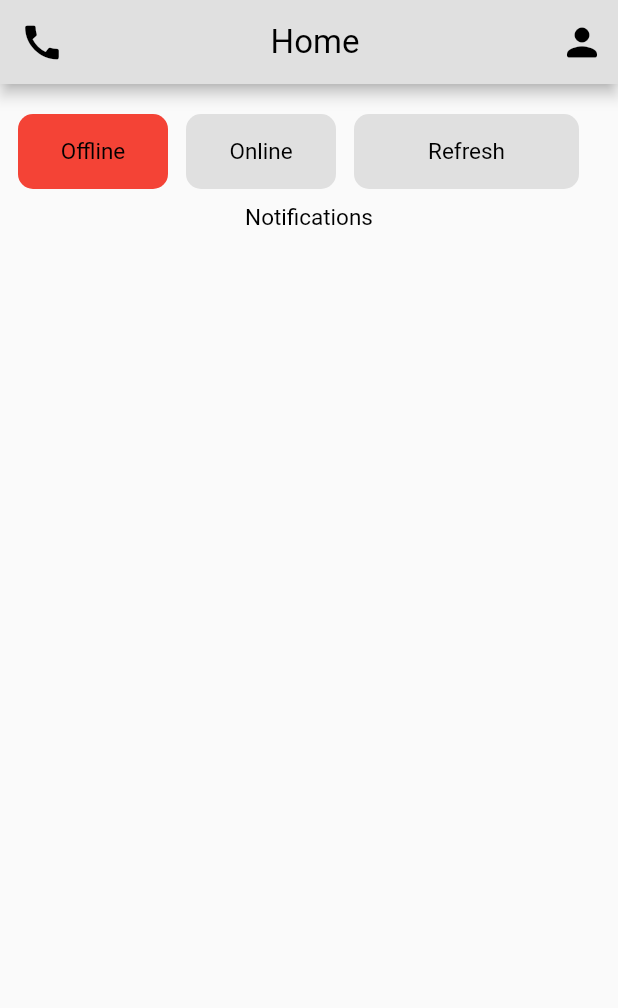
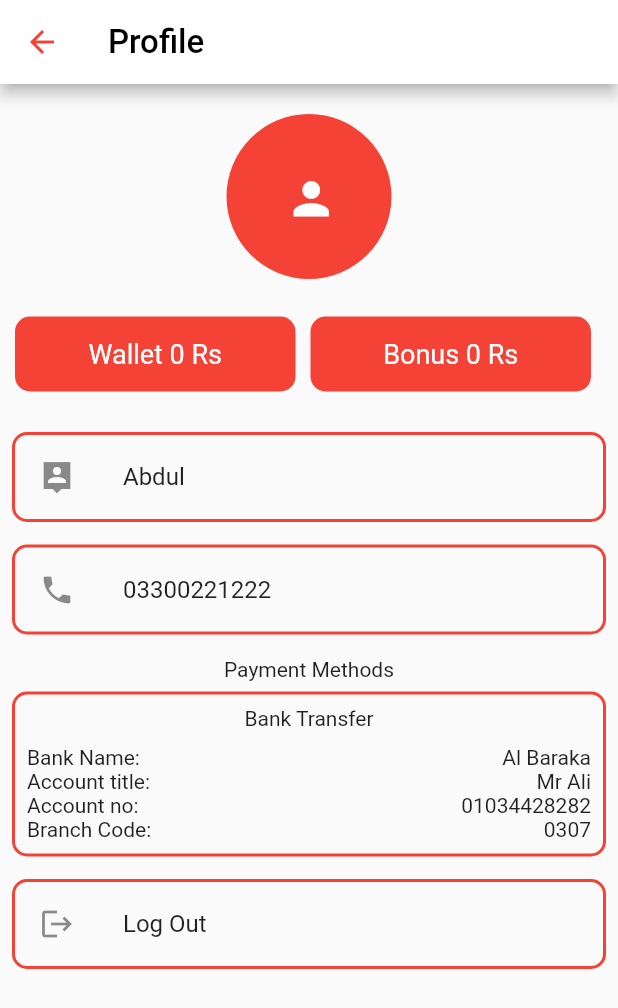
Before and after one commit to MoeenSheikh/handyman_tech, a Flutter app: the HomePage screen opened directly, after a tap on the "person" icon, on a phone screen of 412 x 824 dp. Shown: the top 1008 px of the screen. Run offline on Flutter 3.47's test engine with Material 2 defaults, Android fonts, the phone set to English and light mode, and no system bars; Roboto replaces fonts that are missing (padaloma.regular).

Commit message:
Profile page UI

```diff
--- a/lib/ui/home/home_page.dart
+++ b/lib/ui/home/home_page.dart
@@ -1,6 +1,8 @@
 import 'package:flutter/material.dart';
 import 'package:handyman_tech/components/component_sized_box.dart';
 import 'package:handyman_tech/components/component_text_widgets.dart';
+import 'package:handyman_tech/ui/home/profile_page.dart';
+import 'package:handyman_tech/ui/home/tabbar_screen.dart';
 class HomePage extends StatefulWidget {
   const HomePage({Key key}) : super(key: key);
 
@@ -20,6 +22,9 @@ class _HomePageState extends State<HomePage> {
 
         actions: [
           IconButton(onPressed: (){
+            Navigator.push(
+                context,
+                MaterialPageRoute(builder: (context) => ProfilePage()));
 
           },
               icon: Icon(Icons.person_rounded,size: 30,color: Colors.black,))
--- /dev/null
+++ b/lib/ui/home/profile_page.dart
@@ -0,0 +1,194 @@
+import 'package:flutter/material.dart';
+class ProfilePage extends StatefulWidget {
+  const ProfilePage({Key key}) : super(key: key);
+
+  @override
+  _ProfilePageState createState() => _ProfilePageState();
+}
+
+class _ProfilePageState extends State<ProfilePage> {
+  @override
+  Widget build(BuildContext context) {
+    return Scaffold(
+      appBar: AppBar(
+        iconTheme: IconThemeData(color: Colors.red),
+        title: Text("Profile",
+            style: TextStyle(
+              color: Colors.black,
+              fontSize: 22
+            ),),
+
+        backgroundColor: Colors.white,
+      ),
+      body: SingleChildScrollView(
+        child: Container(
+          child: Column(
+            children: [
+              Padding(
+                padding: const EdgeInsets.only(top: 20),
+                child: Center(
+                  child: CircleAvatar(
+                    backgroundColor: Colors.red,
+                    radius: 55.0,
+                    child: Center(
+                      child: IconButton(
+                        onPressed: () {},
+                        icon: Icon(Icons.person,size: 35,color: Colors.white,),
+
+                      ),
+                    ),
+                  ),
+                ),
+              ),
+              SizedBox(height: 10,),
+              Padding(
+                padding: const EdgeInsets.fromLTRB(10,15,10,4),
+                child:  Row(
+                    children: [
+                      Container(
+
+                        height: 50,
+                        width: 187,
+                        decoration: BoxDecoration(
+                            color: Colors.red,
+                            borderRadius: BorderRadius.circular(10)
+                        ),
+
+                        child: Center(
+                          child: Text("Wallet 0 Rs",style: TextStyle(
+                              color: Colors.white,
+                              fontSize: 18
+                          ),),
+                        ),
+                      ),
+                      SizedBox(width: 10,),
+                      Container(
+
+                        height: 50,
+                        width: 187,
+
+                        decoration: BoxDecoration(
+                            color: Colors.red,
+                            borderRadius: BorderRadius.circular(10)
+                        ),
+                        child: Center(
+                          child: Text("Bonus 0 Rs",style: TextStyle(
+                              color: Colors.white,
+                              fontSize: 18
+                          ),),
+                        ),
+                      ),
+                    ],
+                  ),
+              ),
+              SizedBox(height: 15,),
+              Padding(
+                padding: const EdgeInsets.all(8.0),
+                child: Column(
+                  children: [
+                    Container(
+                      decoration: BoxDecoration(
+                        borderRadius: BorderRadius.circular(10),
+
+                          border: Border.all(
+                            color: Colors.red,
+                            width: 2,
+                          )
+                      ),
+                      child: ListTile(
+                        title: Text("Abdul"),
+                        leading: Icon(Icons.person_pin_sharp),
+                      ),
+                    ),
+                    SizedBox(height: 15,),
+                    Container(
+                      decoration: BoxDecoration(
+                          borderRadius: BorderRadius.circular(10),
+
+                          border: Border.all(
+                            color: Colors.red,
+                            width: 2,
+                          )
+                      ),
+                      child: ListTile(
+                        title: Text("03300221222"),
+                        leading: Icon(Icons.phone),
+                      ),
+                    ),
+                    SizedBox(height: 15,),
+                    Text("Payment Methods"),
+                    SizedBox(height: 7,),
+                    Container(
+                      decoration: BoxDecoration(
+                          borderRadius: BorderRadius.circular(10),
+
+                          border: Border.all(
+                            color: Colors.red,
+                            width: 2,
+                          )
+                      ),
+                      child: Padding(
+                        padding: const EdgeInsets.all(8.0),
+                        child: Column(
+                          children: [
+                            Text("Bank Transfer"),
+                            SizedBox(height: 10,),
+                            Row(
+                              mainAxisAlignment: MainAxisAlignment.spaceBetween,
+                              children: [
+                                Text("Bank Name:"),
+                                Text("Al Baraka"),
+                              ],
+                            ),
+                            Row(
+                              mainAxisAlignment: MainAxisAlignment.spaceBetween,
+                              children: [
+                                Text("Account title:"),
+                                Text("Mr Ali"),
+                              ],
+                            ),
+                            Row(
+                              mainAxisAlignment: MainAxisAlignment.spaceBetween,
+                              children: [
+                                Text("Account no:"),
+                                Text("01034428282"),
+                              ],
+                            ),
+                            Row(
+                              mainAxisAlignment: MainAxisAlignment.spaceBetween,
+                              children: [
+                                Text("Branch Code:"),
+                                Text("0307"),
+                              ],
+                            ),
+                          ],
+                        ),
+                      ),
+                    ),
+                    SizedBox(height: 15,),
+                    Container(
+                      decoration: BoxDecoration(
+                          borderRadius: BorderRadius.circular(10),
+
+                          border: Border.all(
+                            color: Colors.red,
+                            width: 2,
+                          )
+                      ),
+                      child: ListTile(
+                        title: Text("Log Out"),
+                        leading: Icon(Icons.logout),
+                      ),
+                    ),
+                  ],
+                ),
+              ),
+
+
+            ],
+          ),
+        ),
+      ),
+    );
+  }
+}
```
